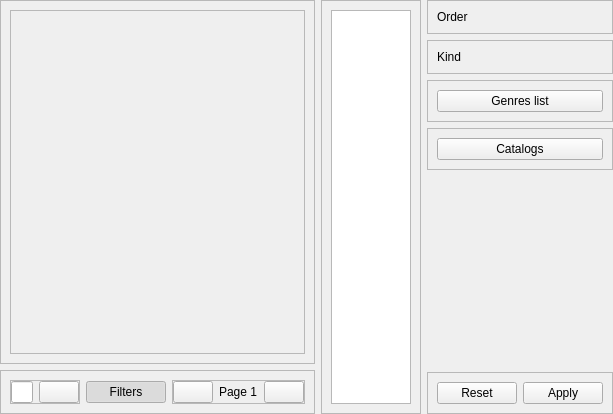
First picture: the form in data/ui/widgets/facial.ui, repository brandonzorn/Nlight, before the edit.
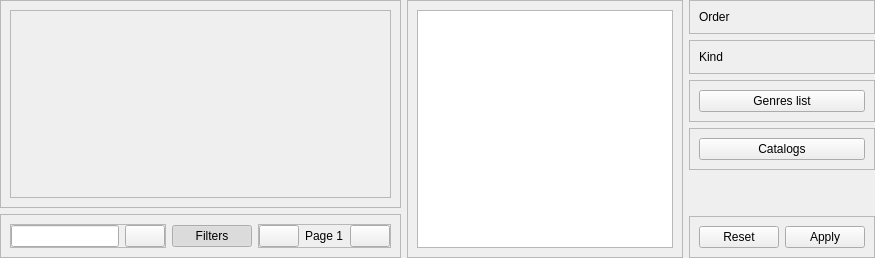
Second picture: the form after the edit.

What changed in the file:
```diff
--- a/data/ui/widgets/facial.ui
+++ b/data/ui/widgets/facial.ui
@@ -2,20 +2,6 @@
 <ui version="4.0">
  <class>Form</class>
  <widget class="QWidget" name="Form">
-  <property name="geometry">
-   <rect>
-    <x>0</x>
-    <y>0</y>
-    <width>613</width>
-    <height>414</height>
-   </rect>
-  </property>
-  <property name="windowTitle">
-   <string>Form</string>
-  </property>
-  <property name="styleSheet">
-   <string notr="true"/>
-  </property>
   <property name="locale">
    <locale language="English" country="UnitedStates"/>
   </property>
@@ -54,7 +40,7 @@
              <x>0</x>
              <y>0</y>
              <width>308</width>
-             <height>338</height>
+             <height>214</height>
             </rect>
            </property>
            <layout class="QVBoxLayout" name="scroll_layout">
```
